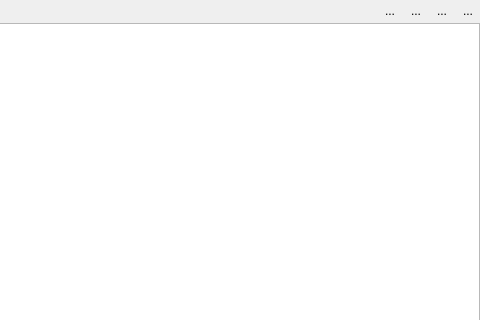
Old version of the form Viewer/src/VariableItemWidget.ui in the repository ecmwf/ecflow; both pictures show x 135 to 615 and y 0 to 320 of the 615 by 482 pixel window.
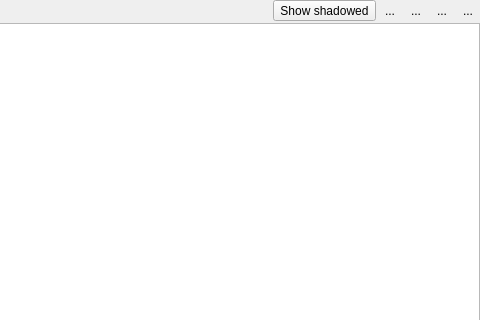
New version of the form. Icons and pictures are not drawn. Custom widgets are drawn as their Qt base class.

Commit message: ecFlowUI: variables panel should behave in the same way as in ecflowview ECFLOW-651

The edit to the form file:
```diff
--- a/Viewer/src/VariableItemWidget.ui
+++ b/Viewer/src/VariableItemWidget.ui
@@ -63,6 +63,16 @@
        </property>
       </spacer>
      </item>
+     <item>
+      <widget class="QToolButton" name="shadowTb">
+       <property name="text">
+        <string>Show shadowed</string>
+       </property>
+       <property name="checkable">
+        <bool>true</bool>
+       </property>
+      </widget>
+     </item>
      <item>
       <widget class="QToolButton" name="addTb">
        <property name="text">
```
Left out of the diff: 6 changed lines with no effect on the pictures. The commit also changes 15 other files.
